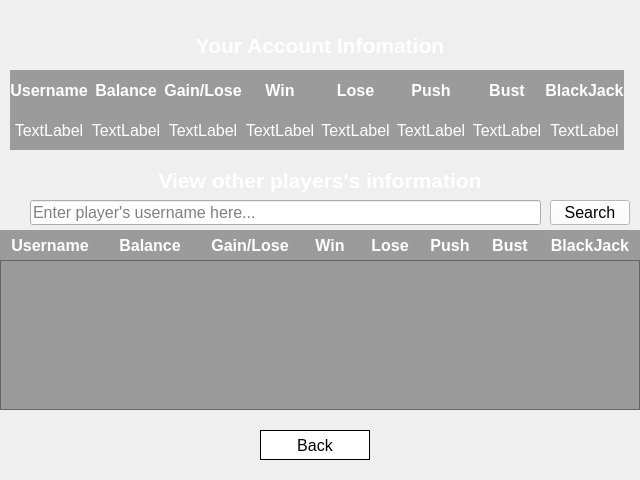
lehoangtran289/Blackjack, file blackjack-client/ui/player_info.ui: the form before one commit.
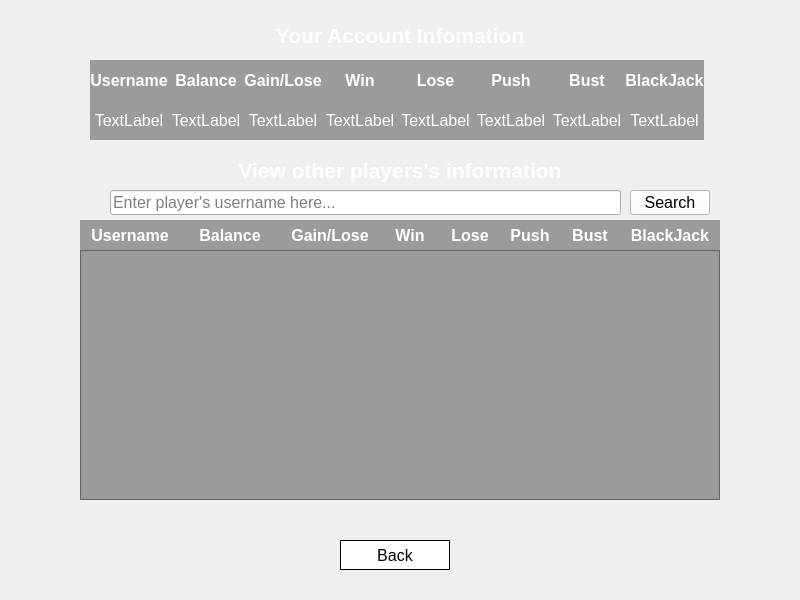
The form after the commit. Icons and pictures are not drawn.

Patch:
```diff
--- a/blackjack-client/ui/player_info.ui
+++ b/blackjack-client/ui/player_info.ui
@@ -6,8 +6,8 @@
    <rect>
     <x>0</x>
     <y>0</y>
-    <width>640</width>
-    <height>480</height>
+    <width>800</width>
+    <height>600</height>
    </rect>
   </property>
   <property name="windowTitle">
@@ -16,8 +16,8 @@
   <widget class="QLabel" name="label">
    <property name="geometry">
     <rect>
-     <x>70</x>
-     <y>30</y>
+     <x>150</x>
+     <y>20</y>
      <width>500</width>
      <height>30</height>
     </rect>
@@ -49,8 +49,8 @@
   <widget class="QWidget" name="gridLayoutWidget">
    <property name="geometry">
     <rect>
-     <x>10</x>
-     <y>70</y>
+     <x>90</x>
+     <y>60</y>
      <width>614</width>
      <height>80</height>
     </rect>
@@ -456,8 +456,8 @@
   <widget class="QPushButton" name="back_button">
    <property name="geometry">
     <rect>
-     <x>260</x>
-     <y>430</y>
+     <x>340</x>
+     <y>540</y>
      <width>110</width>
      <height>30</height>
     </rect>
@@ -483,8 +483,8 @@
   <widget class="QLabel" name="label_2">
    <property name="geometry">
     <rect>
-     <x>70</x>
-     <y>160</y>
+     <x>150</x>
+     <y>150</y>
      <width>500</width>
      <height>40</height>
     </rect>
@@ -510,8 +510,8 @@
   <widget class="QLineEdit" name="search_entry">
    <property name="geometry">
     <rect>
-     <x>30</x>
-     <y>200</y>
+     <x>110</x>
+     <y>190</y>
      <width>511</width>
      <height>25</height>
     </rect>
@@ -529,10 +529,10 @@
   <widget class="QTableWidget" name="result_table">
    <property name="geometry">
     <rect>
-     <x>0</x>
-     <y>260</y>
+     <x>80</x>
+     <y>250</y>
      <width>640</width>
-     <height>150</height>
+     <height>250</height>
     </rect>
    </property>
    <property name="sizePolicy">
@@ -662,8 +662,8 @@
   <widget class="QPushButton" name="search_button">
    <property name="geometry">
     <rect>
-     <x>550</x>
-     <y>200</y>
+     <x>630</x>
+     <y>190</y>
      <width>80</width>
      <height>25</height>
     </rect>
@@ -690,8 +690,8 @@
     <rect>
      <x>0</x>
      <y>0</y>
-     <width>640</width>
-     <height>480</height>
+     <width>800</width>
+     <height>600</height>
     </rect>
    </property>
    <property name="styleSheet">
@@ -704,8 +704,8 @@
   <widget class="QLabel" name="label_12">
    <property name="geometry">
     <rect>
-     <x>0</x>
-     <y>230</y>
+     <x>80</x>
+     <y>220</y>
      <width>100</width>
      <height>30</height>
     </rect>
@@ -731,8 +731,8 @@
   <widget class="QLabel" name="label_13">
    <property name="geometry">
     <rect>
-     <x>100</x>
-     <y>230</y>
+     <x>180</x>
+     <y>220</y>
      <width>100</width>
      <height>30</height>
     </rect>
@@ -758,8 +758,8 @@
   <widget class="QLabel" name="label_15">
    <property name="geometry">
     <rect>
-     <x>200</x>
-     <y>230</y>
+     <x>280</x>
+     <y>220</y>
      <width>100</width>
      <height>30</height>
     </rect>
@@ -785,8 +785,8 @@
   <widget class="QLabel" name="label_14">
    <property name="geometry">
     <rect>
-     <x>300</x>
-     <y>230</y>
+     <x>380</x>
+     <y>220</y>
      <width>60</width>
      <height>30</height>
     </rect>
@@ -812,8 +812,8 @@
   <widget class="QLabel" name="label_16">
    <property name="geometry">
     <rect>
-     <x>360</x>
-     <y>230</y>
+     <x>440</x>
+     <y>220</y>
      <width>60</width>
      <height>30</height>
     </rect>
@@ -839,8 +839,8 @@
   <widget class="QLabel" name="label_17">
    <property name="geometry">
     <rect>
-     <x>420</x>
-     <y>230</y>
+     <x>500</x>
+     <y>220</y>
      <width>60</width>
      <height>30</height>
     </rect>
@@ -866,8 +866,8 @@
   <widget class="QLabel" name="label_18">
    <property name="geometry">
     <rect>
-     <x>480</x>
-     <y>230</y>
+     <x>560</x>
+     <y>220</y>
      <width>60</width>
      <height>30</height>
     </rect>
@@ -893,8 +893,8 @@
   <widget class="QLabel" name="label_19">
    <property name="geometry">
     <rect>
-     <x>540</x>
-     <y>230</y>
+     <x>620</x>
+     <y>220</y>
      <width>100</width>
      <height>30</height>
     </rect>
```
